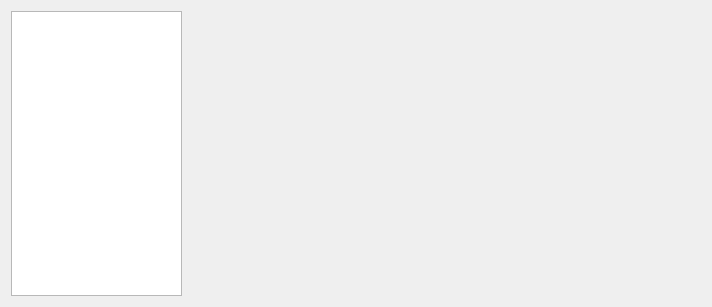
The window that settings2.ui (githubdoe/DFTFringe) describes before a commit, drawn with Qt 5.
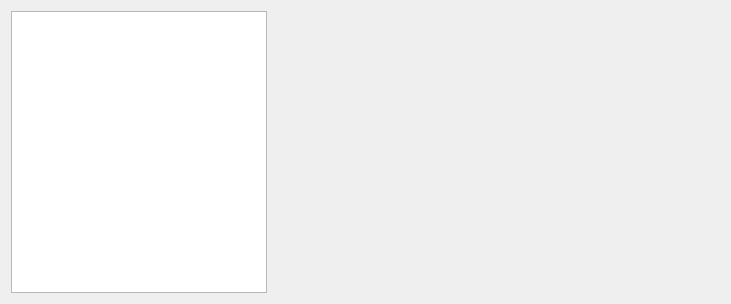
The same window after the commit.

Patch:
```diff
--- a/settings2.ui
+++ b/settings2.ui
@@ -6,29 +6,47 @@
    <rect>
     <x>0</x>
     <y>0</y>
-    <width>712</width>
-    <height>307</height>
+    <width>731</width>
+    <height>304</height>
    </rect>
   </property>
+  <property name="sizePolicy">
+   <sizepolicy hsizetype="Preferred" vsizetype="Preferred">
+    <horstretch>0</horstretch>
+    <verstretch>0</verstretch>
+   </sizepolicy>
+  </property>
   <property name="windowTitle">
    <string>DFTFringe Settings</string>
   </property>
-  <layout class="QGridLayout" name="gridLayout">
-   <item row="0" column="0">
+  <layout class="QHBoxLayout" name="horizontalLayout">
+   <item>
     <widget class="QListWidget" name="listWidget">
      <property name="sizePolicy">
-      <sizepolicy hsizetype="Expanding" vsizetype="Expanding">
-       <horstretch>1</horstretch>
+      <sizepolicy hsizetype="Preferred" vsizetype="Expanding">
+       <horstretch>0</horstretch>
        <verstretch>0</verstretch>
       </sizepolicy>
      </property>
+     <property name="minimumSize">
+      <size>
+       <width>95</width>
+       <height>0</height>
+      </size>
+     </property>
+     <property name="maximumSize">
+      <size>
+       <width>16777215</width>
+       <height>16777215</height>
+      </size>
+     </property>
     </widget>
    </item>
-   <item row="0" column="1">
+   <item>
     <widget class="QStackedWidget" name="stackedWidget">
      <property name="sizePolicy">
-      <sizepolicy hsizetype="Preferred" vsizetype="Preferred">
-       <horstretch>3</horstretch>
+      <sizepolicy hsizetype="Expanding" vsizetype="Expanding">
+       <horstretch>0</horstretch>
        <verstretch>0</verstretch>
       </sizepolicy>
      </property>
```
